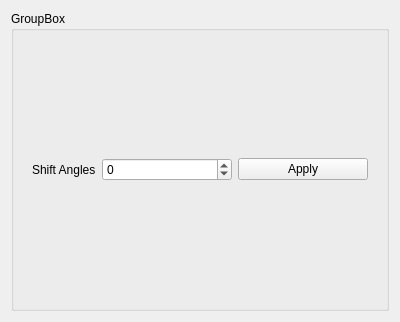
Qt form gui/scenarios/scenariostrengthfunctionconfig.ui (conejoo/Escenarios) before a commit.
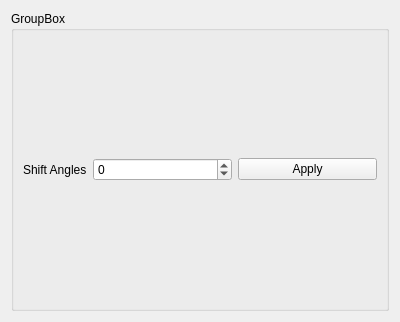
The same form after that commit.

```diff
--- a/gui/scenarios/scenariostrengthfunctionconfig.ui
+++ b/gui/scenarios/scenariostrengthfunctionconfig.ui
@@ -43,6 +43,12 @@
            </sizepolicy>
           </property>
           <layout class="QHBoxLayout" name="horizontalLayout_2">
+           <property name="leftMargin">
+            <number>0</number>
+           </property>
+           <property name="rightMargin">
+            <number>0</number>
+           </property>
            <item>
             <widget class="QLabel" name="label">
              <property name="sizePolicy">
```
